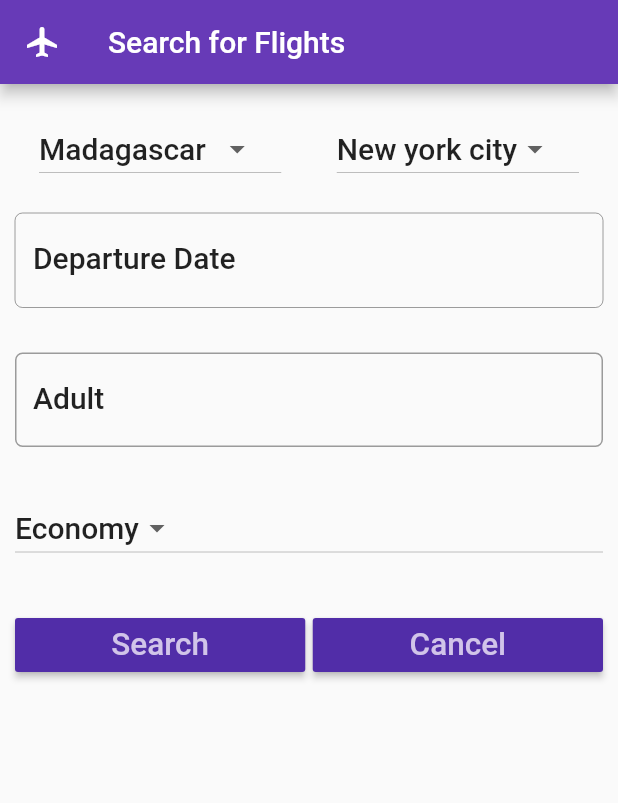
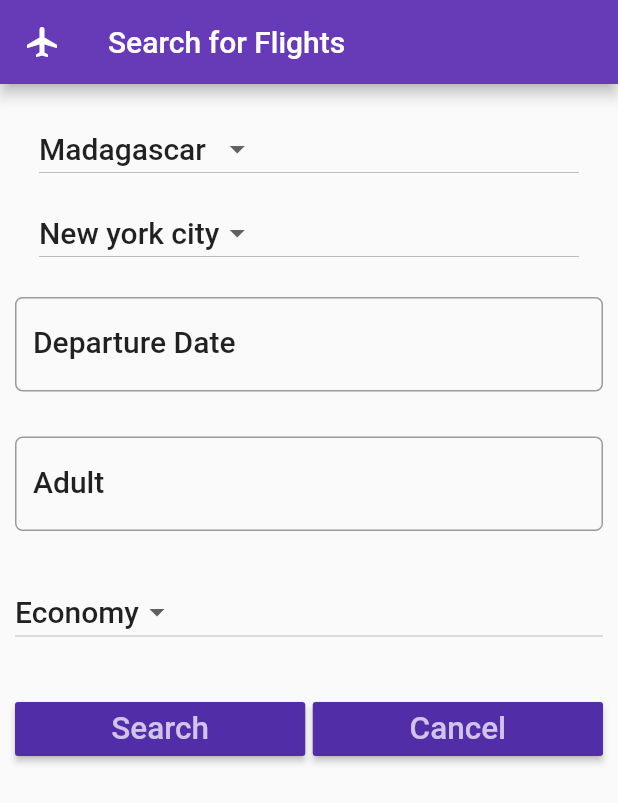
Before and after one commit to joshuaayomikun/flutter_apps, a Flutter app: the screen it shows after launch, on a phone screen of 412 x 824 dp. Shown: the top 803 px of the screen. Run offline on Flutter 3.47's test engine with Material 2 defaults, Android fonts, the phone set to English and light mode, and no system bars; our stand-ins replace sqflite; accounts and stored records are empty.

```diff
--- a/wakanow_test/lib/screens/search_flight.dart
+++ b/wakanow_test/lib/screens/search_flight.dart
@@ -86,7 +86,11 @@ class SearchFlightState extends State<SearchFlight>{
                       ),
                     )
                   ),
-                  Container(width: 5.0),
+                ],
+              ),
+              Row(
+                children: <Widget>[
+
                   Expanded(
                     child: ListTile(
                       title: DropdownButton(
@@ -125,7 +129,7 @@ class SearchFlightState extends State<SearchFlight>{
                         return 'Please chose date';
                       }
                     },
-                    enabled: false,
+                    enabled: true,
                     decoration: InputDecoration(
                       labelText: 'Departure Date',
                       labelStyle: textStyle,
@@ -266,7 +270,7 @@ class SearchFlightState extends State<SearchFlight>{
     return cityCode;
   }
 
-  Future<dynamic> getCredentials() async{
+  Future<String> getCredentials() async{
       FirstAPIBody firstAPIBody = FirstAPIBody("client_credentials", "9EUyDJvzfPDs57kucVPODMtsYALPtmMN", "client_secret");
 
       var response = await http.post("https://test.api.amadeus.com/v1/security/oauth2/token", headers: {
```
